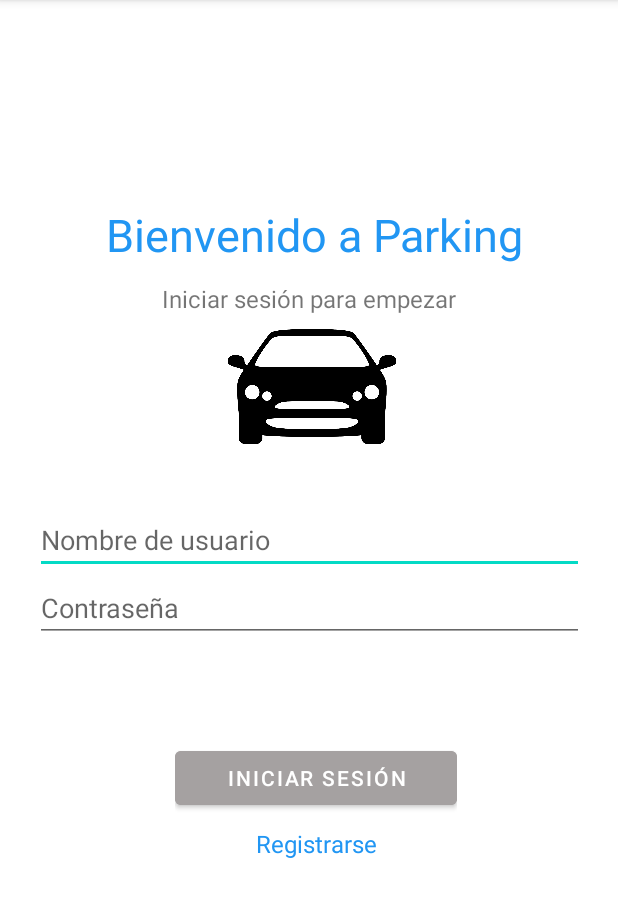
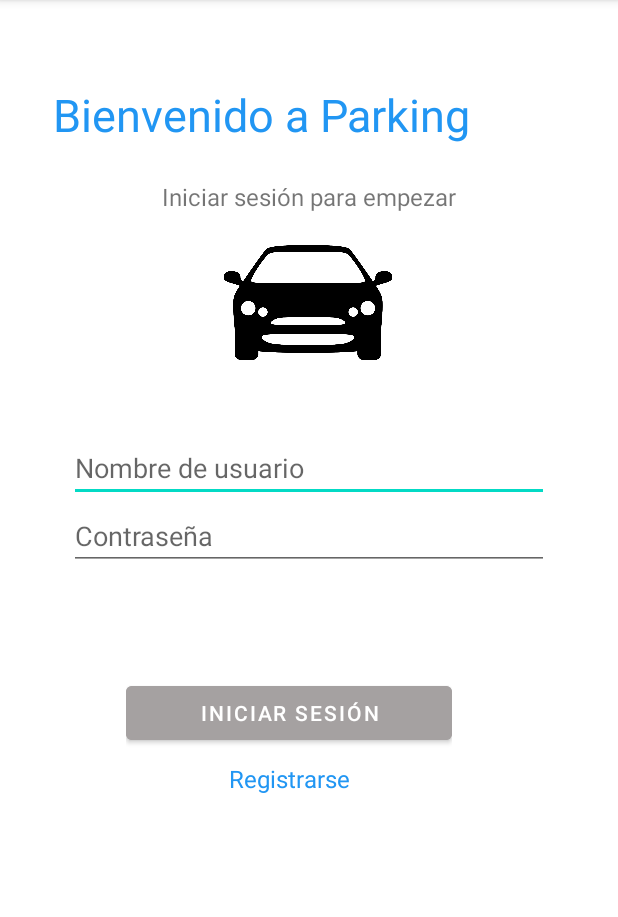
Before and after one commit to gustavopavichevich/TP3_Grupo6, an Android app: the screen it shows after launch (MainActivity), on a phone screen of 412 x 824 dp, the part 84-1001 px from its top. Run offline under Robolectric (Android 15) with nearby library versions, the phone set to English and light mode, and no system bars.

```diff
--- a/app/src/main/res/layout/activity_main.xml
+++ b/app/src/main/res/layout/activity_main.xml
@@ -12,12 +12,11 @@
         android:id="@+id/textView6"
         android:layout_width="341dp"
         android:layout_height="40dp"
-        android:layout_marginTop="136dp"
+        android:layout_marginTop="56dp"
         android:text="@string/Titulo"
         android:textColor="#2196F3"
         android:textSize="30sp"
         app:layout_constraintEnd_toEndOf="parent"
-        app:layout_constraintHorizontal_bias="1.0"
         app:layout_constraintStart_toStartOf="parent"
         app:layout_constraintTop_toTopOf="parent" />
 
@@ -25,7 +24,7 @@
         android:id="@+id/textView7"
         android:layout_width="wrap_content"
         android:layout_height="wrap_content"
-        android:layout_marginTop="12dp"
+        android:layout_marginTop="24dp"
         android:text="@string/iniciosesion"
         android:textSize="16sp"
         app:layout_constraintEnd_toEndOf="parent"
@@ -36,56 +35,57 @@
         android:id="@+id/imageView4"
         android:layout_width="200dp"
         android:layout_height="79dp"
-        android:layout_marginTop="8dp"
+        android:layout_marginTop="20dp"
         app:layout_constraintEnd_toEndOf="parent"
-        app:layout_constraintHorizontal_bias="0.511"
+        app:layout_constraintHorizontal_bias="0.497"
         app:layout_constraintStart_toStartOf="parent"
         app:layout_constraintTop_toBottomOf="@+id/textView7"
         app:srcCompat="@drawable/car" />
 
     <LinearLayout
-        android:layout_width="366dp"
-        android:layout_height="106dp"
+        android:id="@+id/linearLayout4"
+        android:layout_width="320dp"
+        android:layout_height="130dp"
+        android:layout_marginTop="48dp"
         android:orientation="vertical"
-        app:layout_constraintBottom_toTopOf="@+id/linearLayout"
         app:layout_constraintEnd_toEndOf="parent"
         app:layout_constraintStart_toStartOf="parent"
-        app:layout_constraintTop_toBottomOf="@+id/imageView4"
-        app:layout_constraintVertical_bias="0.436">
+        app:layout_constraintTop_toBottomOf="@+id/imageView4">
 
         <EditText
             android:id="@+id/txtUsuario"
             android:layout_width="match_parent"
             android:layout_height="wrap_content"
             android:ems="10"
-            android:inputType="textPersonName"
-            android:hint="@string/usuario" />
+            android:hint="@string/usuario"
+            android:inputType="textPersonName" />
 
         <EditText
             android:id="@+id/txtContrasenia"
             android:layout_width="match_parent"
             android:layout_height="wrap_content"
             android:ems="10"
-            android:inputType="textPassword"
-            android:hint="@string/Contraseña" />
+            android:hint="@string/Contraseña"
+            android:inputType="textPassword" />
+
     </LinearLayout>
 
     <LinearLayout
         android:id="@+id/linearLayout"
-        android:layout_width="188dp"
-        android:layout_height="105dp"
-        android:layout_marginBottom="168dp"
+        android:layout_width="217dp"
+        android:layout_height="122dp"
+        android:layout_marginStart="84dp"
+        android:layout_marginTop="32dp"
         android:orientation="vertical"
-        app:layout_constraintBottom_toBottomOf="parent"
-        app:layout_constraintEnd_toEndOf="parent"
-        app:layout_constraintHorizontal_bias="0.52"
-        app:layout_constraintStart_toStartOf="parent">
+        app:layout_constraintStart_toStartOf="parent"
+        app:layout_constraintTop_toBottomOf="@+id/linearLayout4">
 
         <Button
             android:id="@+id/btnIniciarSesion"
             android:layout_width="match_parent"
             android:layout_height="wrap_content"
             android:backgroundTint="#A5A1A1"
+            android:onClick="IniciarSesion"
             android:text="@string/btnIniciarSesion"
             android:textColorHint="#DCDACBCB" />
 
@@ -100,4 +100,5 @@
             android:textColor="#2196F3"
             android:textSize="16sp" />
     </LinearLayout>
+
 </androidx.constraintlayout.widget.ConstraintLayout>
```
Also changed, not shown: app/src/main/java/ar/com/parkingcontrol/MainActivity.java (+35 -1 lines).
